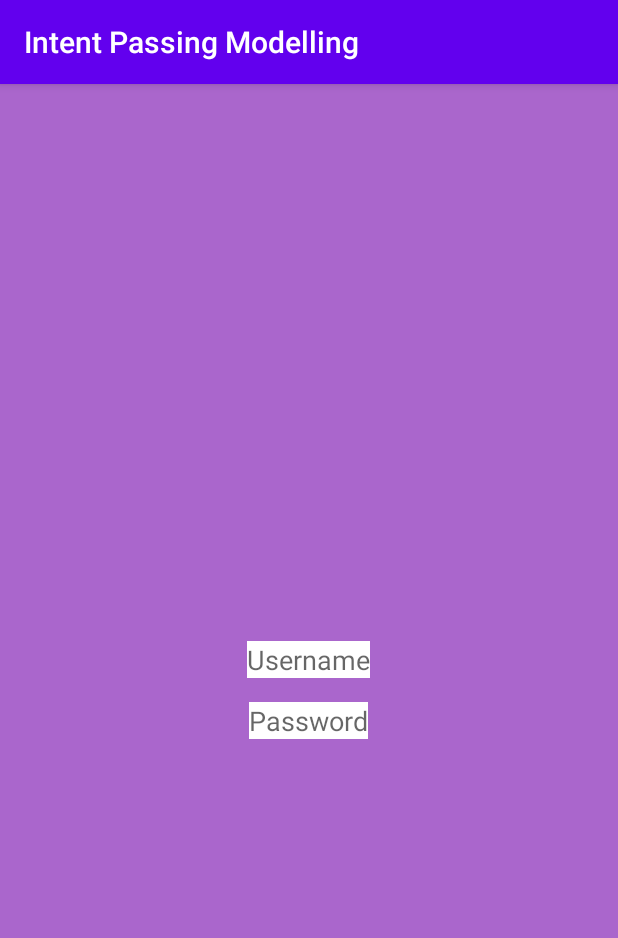
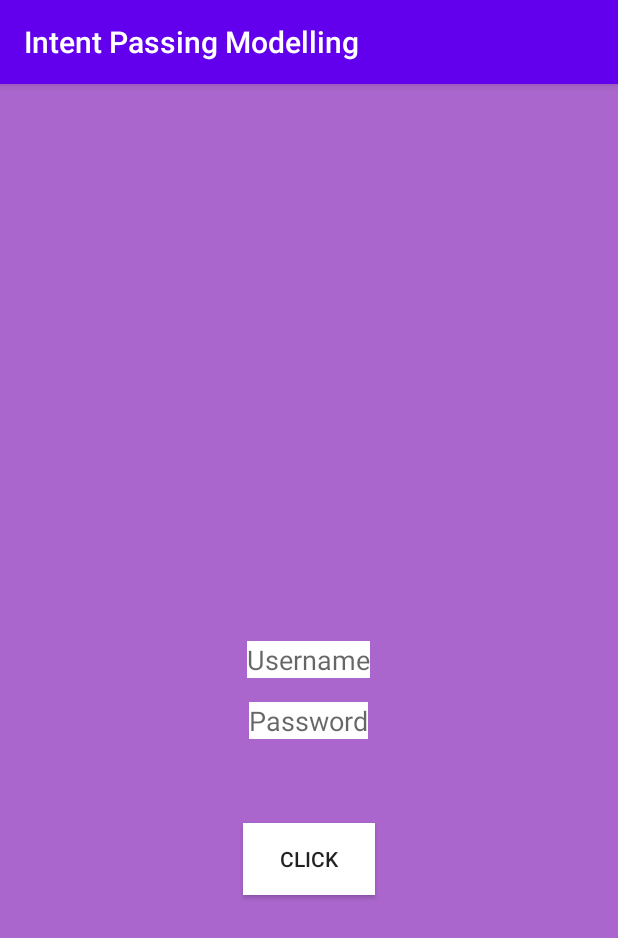
Before and after one commit to anantcodes/Intent-Passing-Modelling, an Android app: the MainActivity screen opened directly, with no data from a screen before it, on a phone screen of 412 x 824 dp. Shown: the top 938 px of the screen. Run offline under Robolectric (Android 15) with nearby library versions, the phone set to English and light mode, and no system bars.

Commit message:
btn added

```diff
--- a/app/src/main/java/com/anant/intentpassingmodelling/MainActivity.kt
+++ b/app/src/main/java/com/anant/intentpassingmodelling/MainActivity.kt
@@ -7,7 +7,6 @@ import androidx.appcompat.app.AppCompatActivity
 
 
 class MainActivity : AppCompatActivity() {
-
 
     lateinit var etUsername:EditText
     lateinit var etPassword:EditText
--- a/app/src/main/res/layout/activity_main.xml
+++ b/app/src/main/res/layout/activity_main.xml
@@ -26,6 +26,17 @@
         android:layout_margin="16sp"
         android:layout_centerInParent="true" />
 
+    <Button
+        android:layout_width="wrap_content"
+        android:layout_height="wrap_content"
+        android:layout_below="@+id/etPassword"
+        android:layout_centerHorizontal="true"
+        android:layout_marginTop="40dp"
+        android:background="@android:color/white"
+        android:text="@string/click"/>
+
+
+
 
 
 </RelativeLayout>
--- a/app/src/main/res/values/strings.xml
+++ b/app/src/main/res/values/strings.xml
@@ -3,4 +3,5 @@
     <string name="enter_text">Enter text</string>
     <string name="username">Username</string>
     <string name="password">Password</string>
+    <string name="click">Click</string>
 </resources>
```
